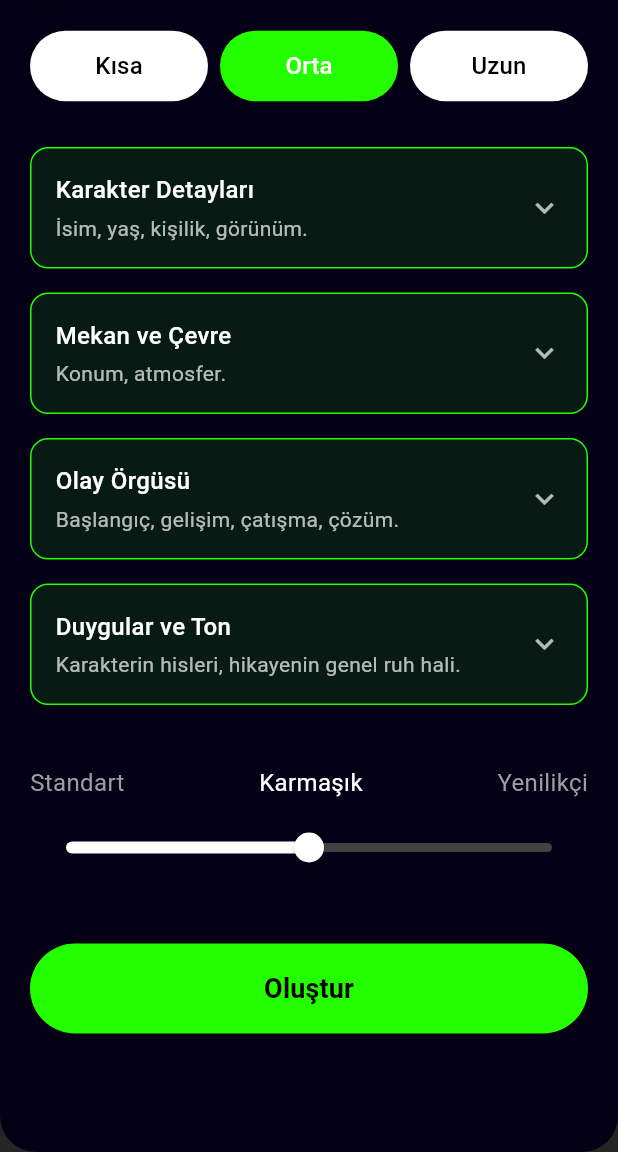
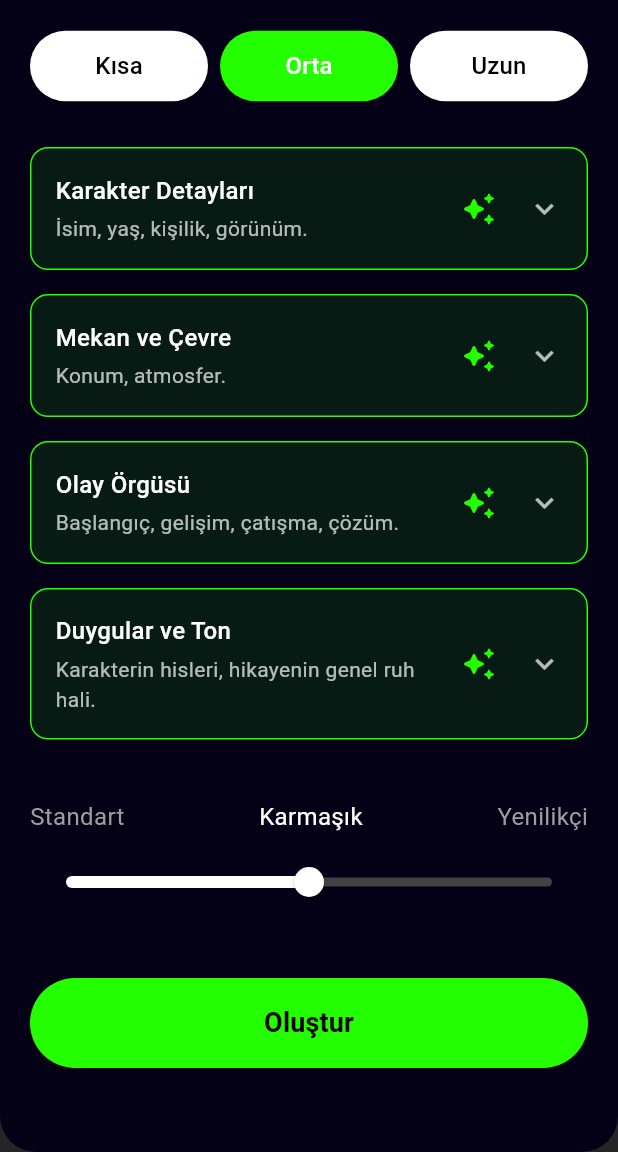
Before and after one commit to cengizhankkaya/al_anime_creator, a Flutter app: the StoryGenerationView screen opened by its route, on a phone screen of 412 x 824 dp, the part 84-1236 px from its top. Run offline on Flutter 3.47's test engine with Material 3 defaults, Android fonts, the light colour scheme and no system bars; drawn by our look-alikes of rive; our stand-ins replace auto_route, bloc, cloud_firestore, easy_localization, envied, equatable and 9 more; missing offline and left inert: easy_logger; accounts and stored records are empty; generated files the repository leaves out were written again.

Commit message:
add ai creator

```diff
--- /dev/null
+++ b/lib/features/presentation/storygeneration/utils/random_story_inputs.dart
@@ -0,0 +1,134 @@
+import 'dart:math';
+
+class RandomStoryInputs {
+  final String characterDetails;
+  final String settingDetails;
+  final String plotDetails;
+  final String emotionDetails;
+
+  const RandomStoryInputs({
+    required this.characterDetails,
+    required this.settingDetails,
+    required this.plotDetails,
+    required this.emotionDetails,
+  });
+}
+
+class RandomStoryInputsGenerator {
+  static final Random _random = Random();
+
+  static const List<String> _names = [
+    'Mira', 'Kerem', 'Ayla', 'Deniz', 'Eren', 'Luna', 'Arda', 'Selin',
+    'Zeynep', 'Bora', 'Elif', 'Can', 'Nehir', 'Atlas', 'Yaman', 'Seda',
+    'Rüya', 'Onur', 'Kuzey', 'Duru', 'Doruk', 'Defne', 'Baran'
+  ];
+
+  static const List<String> _traits = [
+    'utangaç ama cesur',
+    'meraklı bir mucit',
+    'esprili ve hızlı',
+    'soğukkanlı bir stratejist',
+    'inatçı ama iyi kalpli',
+    'sanatçı ruhlu',
+    'mantıklı ve analitik',
+    'özverili bir lider',
+    'sarkastik ama güvenilir',
+    'risk almayı seven',
+    'ketum ve dikkatli',
+    'özgür ruhlu bir gezgin',
+    'başına buyruk ama adil',
+    'sabırlı bir araştırmacı',
+    'pratik zekalı',
+    'empatik ve kararlı',
+  ];
+
+  static const List<String> _appearances = [
+    'gümüş saçlı ve yeşil gözlü',
+    'kıvırcık siyah saçlı',
+    'gözlük takan ve uzun boylu',
+    'kısa boylu, atletik',
+    'robotik kolu olan',
+    'yarım yüze uzanan yara izi olan',
+    'mavi pelerinli',
+    'dövme kaplı kolları olan',
+    'koyu tenli ve ela gözlü',
+    'zırh parçaları taşıyan',
+    'sırt çantası ve kulaklıkla gezen',
+    'mekanik göz implantı olan',
+    'renkli örgülü saçlı',
+    'kıyafetleri yağ ve boya lekeli',
+  ];
+
+  static const List<String> _settings = [
+    'sisli bir liman şehri',
+    'yüzen ada krallığı',
+    'siberpunk bir metropol',
+    'kadim bir orman',
+    'çorak bir çöl kasabası',
+    'kar küreleriyle kaplı kutup üssü',
+    'yeraltı tren ağlarıyla örülü kent',
+    'uçurum kenarına kurulu manastır',
+    'yanardağın eteklerinde kasaba',
+    'sonsuz gece yaşayan ülke',
+    'antik kütüphaneler şehri',
+    'okyanus altı koloni',
+    'zamanın yavaş aktığı vadi',
+  ];
+
+  static const List<String> _atmospheres = [
+    'gerilimli ve gizemli',
+    'sıcak ve umut verici',
+    'kaotik ama büyüleyici',
+    'hüzünlü ve şiirsel',
+    'epik ve ilham verici',
+    'tekinsiz ve paranoyak',
+    'nostaljik ve sıcak',
+    'hızlı ve adrenalin dolu',
+    'dingin ama tehditkâr',
+  ];
+
+  static const List<String> _conflicts = [
+    'kaybolan bir yadigârı bulmak',
+    'yasak bir teknolojiyi durdurmak',
+    'imparatorluğun ihanetini ortaya çıkarmak',
+    'kendi geçmişiyle yüzleşmek',
+    'yaklaşan fırtınadan kasabayı kurtarmak',
+    'kaybolan bir bilgeyi bulmak',
+    'şifreli bir mesajı çözmek',
+    'zaman döngüsünü kırmak',
+    'laneti kaldıracak anahtarı bulmak',
+    'rakip bir loncayı alt etmek',
+    'sızan bir virüsü durdurmak',
+    'gizli bir tarikatı deşifre etmek',
+    'eski bir dostu kurtarmak',
+    'büyük bir turnuvayı kazanmak',
+  ];
+
+  static const List<String> _emotions = [
+    'melankolik ama umutlu bir ton',
+    'macera dolu ve neşeli bir hava',
+    'gerilimli ve karanlık bir atmosfer',
+    'romantik ve içten bir duygu',
+    'katartik ve arındırıcı bir duygu',
+    'içsel çatışma ve kararlılık',
+    'hafif mizahi bir ton',
+    'epik bir kararlılık ve umut',
+    'huzurlu ama gerilim alt akışı',
+  ];
+
+  static String _pick(List<String> list) => list[_random.nextInt(list.length)];
+
+  static RandomStoryInputs generate() {
+    final character = '${_pick(_names)}, ${_pick(_traits)}, ${_pick(_appearances)}';
+    final setting = '${_pick(_settings)}, atmosfer: ${_pick(_atmospheres)}';
+    final plot = 'Amaç: ${_pick(_conflicts)}; başlangıçta sıradan görünen bir olay, beklenmedik bir keşfe yol açar.';
+    final emotion = 'Karakterin iç sesi ${_pick(_emotions)} taşır.';
+
+    return RandomStoryInputs(
+      characterDetails: character,
+      settingDetails: setting,
+      plotDetails: plot,
+      emotionDetails: emotion,
+    );
+  }
+}
--- a/lib/features/presentation/storygeneration/view/story_generation_view.dart
+++ b/lib/features/presentation/storygeneration/view/story_generation_view.dart
@@ -48,9 +48,14 @@ class StoryGenerationView extends StatelessWidget {
         ),
       ),
       actions: [
-        IconButton(
-          icon:  Icon(Icons.more_vert, color: AppColors.of(context).limegreen),
-          onPressed: () {},
+        PopupMenuButton<String>(
+          icon: Icon(Icons.more_vert, color: AppColors.of(context).limegreen),
+          onSelected: (value) {
+
+          },
+          itemBuilder: (context) => [
+
+          ],
         ),
       ],
     );
--- a/lib/features/presentation/storygeneration/view/widgets/input_section.dart
+++ b/lib/features/presentation/storygeneration/view/widgets/input_section.dart
@@ -8,6 +8,7 @@ class InputSection extends StatefulWidget {
   final String subtitle;
   final String value;
   final Function(String) onChanged;
+  final VoidCallback? onRandom;
 
   const InputSection({
     super.key,
@@ -15,6 +16,7 @@ class InputSection extends StatefulWidget {
     required this.subtitle,
     required this.value,
     required this.onChanged,
+    this.onRandom,
   });
 
   @override
@@ -46,6 +48,7 @@ class _InputSectionState extends State<InputSection> {
                 isExpanded = !isExpanded;
               });
             },
+            onRandom: widget.onRandom,
           ),
           if (isExpanded)
             TextInputField(
--- a/lib/features/presentation/storygeneration/view/widgets/section_header.dart
+++ b/lib/features/presentation/storygeneration/view/widgets/section_header.dart
@@ -6,6 +6,7 @@ class SectionHeader extends StatelessWidget {
   final String subtitle;
   final bool isExpanded;
   final VoidCallback onTap;
+  final VoidCallback? onRandom;
 
   const SectionHeader({
     super.key,
@@ -13,6 +14,7 @@ class SectionHeader extends StatelessWidget {
     required this.subtitle,
     required this.isExpanded,
     required this.onTap,
+    this.onRandom,
   });
 
   @override
@@ -46,6 +48,18 @@ class SectionHeader extends StatelessWidget {
                 ],
               ),
             ),
+            if (onRandom != null)
+              Padding(
+                padding: const EdgeInsets.only(right: 8),
+                child: IconButton(
+                  onPressed: onRandom,
+                  tooltip: 'Rastgele Ekle',
+                  icon: Icon(
+                    Icons.auto_awesome_rounded,
+                    color: AppColors.of(context).limegreen,
+                  ),
+                ),
+              ),
             AnimatedRotation(
               turns: isExpanded ? 0.5 : 0,
               duration: const Duration(milliseconds: 200),
--- a/lib/features/presentation/storyhistory/view/reader_page.dart
+++ b/lib/features/presentation/storyhistory/view/reader_page.dart
@@ -53,7 +53,10 @@ class _ReaderPageState extends State<ReaderPage> {
       _pages = paginated;
       if (story != null) {
         _currentStory = story;
-        _index = _pages.length - 1; // Son sayfaya git
+        // Mevcut sayfayı koru; yeni sayfa sayısından büyükse son geçerli sayfaya kırp
+        if (_index >= _pages.length) {
+          _index = _pages.isEmpty ? 0 : _pages.length - 1;
+        }
       }
     });
   }
--- a/lib/features/presentation/storyhistory/view/story_history_view.dart
+++ b/lib/features/presentation/storyhistory/view/story_history_view.dart
@@ -83,7 +83,11 @@ class _StoryHistoryViewState extends State<StoryHistoryView> {
           ),
         ),
       ),
-    );
+    ).then((_) {
+      if (mounted) {
+        context.read<StoryFirestoreCubit>().loadStories();
+      }
+    });
   }
 
   void _toggleFavorite(Story story) {
```
Also changed, not shown: lib/features/presentation/storygeneration/cubit/story_generation_cubit.dart (+15 -0 lines), lib/features/presentation/storygeneration/view/widgets/input_sections.dart (+17 -0 lines), lib/features/presentation/storyhistory/view/favorites_view.dart (+9 -1 lines), lib/features/presentation/storyhistory/view/widgets/story_card.dart (+17 -0 lines), lib/features/presentation/storyhistory/view/widgets/story_content_widget.dart (+17 -5 lines).
